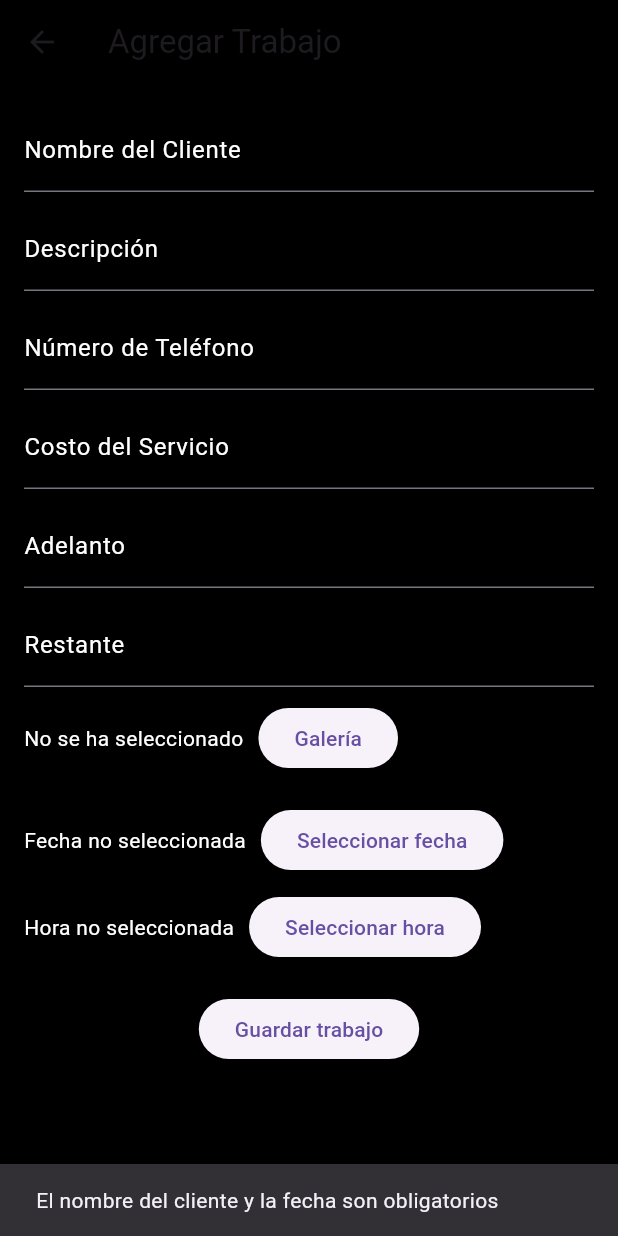
After one commit to arlettearenas/watchwiz, a Flutter app: the AddEventScreen screen opened directly, after a tap on "Guardar trabajo", on a phone screen of 412 x 824 dp. The commit adds this screen. Run offline on Flutter 3.47's test engine with Material 3 defaults, Android fonts, the phone set to English and light mode, and no system bars; our stand-ins replace cloud_firestore, firebase_auth, firebase_core, image_picker, permission_handler, table_calendar; accounts and stored records are empty.

Commit message:
Añadiendo trabajos

```diff
--- /dev/null
+++ b/lib/Login_Signup/Screen/add_event.dart
@@ -0,0 +1,244 @@
+import 'dart:io';
+
+import 'package:cloud_firestore/cloud_firestore.dart';
+import 'package:flutter/material.dart';
+import 'package:image_picker/image_picker.dart';
+import 'package:intl/intl.dart';
+import 'package:permission_handler/permission_handler.dart';
+
+class AddEventScreen extends StatefulWidget {
+  const AddEventScreen({super.key});
+
+  @override
+  _AddEventScreenState createState() => _AddEventScreenState();
+}
+
+class _AddEventScreenState extends State<AddEventScreen> {
+  final TextEditingController _clientNameController = TextEditingController();
+  final TextEditingController _descriptionController = TextEditingController();
+  final TextEditingController _phoneNumberController = TextEditingController();
+  final TextEditingController _serviceCostController = TextEditingController();
+  final TextEditingController _advanceController = TextEditingController();
+  final TextEditingController _remainingController = TextEditingController();
+
+  File? _selectedImage;
+  DateTime? _selectedDate;
+  TimeOfDay? _selectedTime;
+
+  // Método para seleccionar la fecha
+  Future<void> _selectDate(BuildContext context) async {
+    final DateTime? picked = await showDatePicker(
+      context: context,
+      initialDate: DateTime.now(),
+      firstDate: DateTime(2020),
+      lastDate: DateTime(2030),
+    );
+    if (picked != null && picked != _selectedDate) {
+      setState(() {
+        _selectedDate = picked;
+      });
+    }
+  }
+
+  // Método para seleccionar la hora
+  Future<void> _selectTime(BuildContext context) async {
+    final TimeOfDay? picked = await showTimePicker(
+      context: context,
+      initialTime: TimeOfDay.now(),
+    );
+    if (picked != null && picked != _selectedTime) {
+      setState(() {
+        _selectedTime = picked;
+      });
+    }
+  }
+
+  // Método para seleccionar una imagen desde la galería
+  Future<void> _pickImage() async {
+    final picker = ImagePicker();
+    final pickedFile = await picker.pickImage(source: ImageSource.gallery);
+
+    if (pickedFile != null) {
+      setState(() {
+        _selectedImage = File(pickedFile.path);
+      });
+    } else {
+      // Opcional: Mostrar mensaje si no se seleccionó ninguna imagen
+      print('No se seleccionó ninguna imagen');
+    }
+  }
+
+  @override
+  void initState() {
+    super.initState();
+    _requestStoragePermission();
+  }
+
+  Future<void> _requestStoragePermission() async {
+    await Permission.photos.request();
+    await Permission.storage.request();
+  }
+
+  // Método para guardar el evento en Firestore
+  Future<void> _saveEvent() async {
+    if (_clientNameController.text.isEmpty || _selectedDate == null) {
+      ScaffoldMessenger.of(context).showSnackBar(
+        const SnackBar(
+            content: Text('El nombre del cliente y la fecha son obligatorios')),
+      );
+      return;
+    }
+
+    String formattedDate = DateFormat('yyyy-MM-dd').format(_selectedDate!);
+    String formattedTime = _selectedTime != null
+        ? _selectedTime!.format(context)
+        : 'Hora no especificada';
+
+    await FirebaseFirestore.instance.collection('trabajos').add({
+      'client_name': _clientNameController.text,
+      'description': _descriptionController.text,
+      'phone_number': _phoneNumberController.text,
+      'service_cost': int.tryParse(_serviceCostController.text) ?? 0,
+      'advance': int.tryParse(_advanceController.text) ?? 0,
+      'remaining': int.tryParse(_remainingController.text) ?? 0,
+      'photo_path':
+          _selectedImage?.path ?? '', // Ruta de la imagen en el dispositivo
+      'date': formattedDate,
+      'time': formattedTime,
+    });
+
+    Navigator.pop(context);
+  }
+
+  @override
+  Widget build(BuildContext context) {
+    return Scaffold(
+      appBar: AppBar(
+        title: const Text('Agregar Trabajo'),
+        backgroundColor: Colors.black,
+      ),
+      backgroundColor: Colors.black,
+      body: Padding(
+        padding: const EdgeInsets.all(16.0),
+        child: SingleChildScrollView(
+          child: Column(
+            crossAxisAlignment: CrossAxisAlignment.start,
+            children: [
+              TextField(
+                controller: _clientNameController,
+                decoration: const InputDecoration(
+                  labelText: 'Nombre del Cliente',
+                  labelStyle: TextStyle(color: Colors.white),
+                ),
+                style: const TextStyle(color: Colors.white),
+              ),
+              const SizedBox(height: 10),
+              TextField(
+                controller: _descriptionController,
+                decoration: const InputDecoration(
+                  labelText: 'Descripción',
+                  labelStyle: TextStyle(color: Colors.white),
+                ),
+                style: const TextStyle(color: Colors.white),
+              ),
+              const SizedBox(height: 10),
+              TextField(
+                controller: _phoneNumberController,
+                decoration: const InputDecoration(
+                  labelText: 'Número de Teléfono',
+                  labelStyle: TextStyle(color: Colors.white),
+                ),
+                style: const TextStyle(color: Colors.white),
+              ),
+              const SizedBox(height: 10),
+              TextField(
+                controller: _serviceCostController,
+                decoration: const InputDecoration(
+                  labelText: 'Costo del Servicio',
+                  labelStyle: TextStyle(color: Colors.white),
+                ),
+                style: const TextStyle(color: Colors.white),
+                keyboardType: TextInputType.number,
+              ),
+              const SizedBox(height: 10),
+              TextField(
+                controller: _advanceController,
+                decoration: const InputDecoration(
+                  labelText: 'Adelanto',
+                  labelStyle: TextStyle(color: Colors.white),
+                ),
+                style: const TextStyle(color: Colors.white),
+                keyboardType: TextInputType.number,
+              ),
+              const SizedBox(height: 10),
+              TextField(
+                controller: _remainingController,
+                decoration: const InputDecoration(
+                  labelText: 'Restante',
+                  labelStyle: TextStyle(color: Colors.white),
+                ),
+                style: const TextStyle(color: Colors.white),
+                keyboardType: TextInputType.number,
+              ),
+              const SizedBox(height: 10),
+              Row(
+                children: [
+                  _selectedImage != null
+                      ? Image.file(_selectedImage!, width: 100, height: 100)
+                      : const Text(
+                          'No se ha seleccionado',
+                          style: TextStyle(color: Colors.white),
+                        ),
+                  const SizedBox(width: 10),
+                  ElevatedButton(
+                    onPressed: _pickImage,
+                    child: const Text('Galería'),
+                  ),
+                ],
+              ),
+              const SizedBox(height: 20),
+              Row(
+                children: [
+                  Text(
+                    _selectedDate == null
+                        ? 'Fecha no seleccionada'
+                        : 'Fecha: ${DateFormat('yyyy-MM-dd').format(_selectedDate!)}',
+                    style: const TextStyle(color: Colors.white),
+                  ),
+                  const SizedBox(width: 10),
+                  ElevatedButton(
+                    onPressed: () => _selectDate(context),
+                    child: const Text('Seleccionar fecha'),
+                  ),
+                ],
+              ),
+              const SizedBox(height: 10),
+              Row(
+                children: [
+                  Text(
+                    _selectedTime == null
+                        ? 'Hora no seleccionada'
+                        : 'Hora: ${_selectedTime!.format(context)}',
+                    style: const TextStyle(color: Colors.white),
+                  ),
+                  const SizedBox(width: 10),
+                  ElevatedButton(
+                    onPressed: () => _selectTime(context),
+                    child: const Text('Seleccionar hora'),
+                  ),
+                ],
+              ),
+              const SizedBox(height: 20),
+              Center(
+                child: ElevatedButton(
+                  onPressed: _saveEvent,
+                  child: const Text('Guardar trabajo'),
+                ),
+              ),
+            ],
+          ),
+        ),
+      ),
+    );
+  }
+}
--- a/lib/Login_Signup/Screen/tablebasic.dart
+++ b/lib/Login_Signup/Screen/tablebasic.dart
@@ -1,6 +1,7 @@
 import 'package:cloud_firestore/cloud_firestore.dart';
 import 'package:flutter/material.dart';
 import 'package:table_calendar/table_calendar.dart';
+import 'package:watchwiz/Login_Signup/Screen/add_event.dart';
 import 'package:watchwiz/Login_Signup/Screen/custom_app_bar.dart';
 import 'package:watchwiz/Login_Signup/Screen/custom_bottom_nav.dart';
 
@@ -82,7 +83,8 @@ class _TableBasicsExampleState extends State<TableBasicsExample> {
                 formatButtonVisible: false,
                 titleTextStyle: TextStyle(color: Colors.white),
                 leftChevronIcon: Icon(Icons.chevron_left, color: Colors.white),
-              rightChevronIcon: Icon(Icons.chevron_right, color: Colors.white),
+                rightChevronIcon:
+                    Icon(Icons.chevron_right, color: Colors.white),
               ),
             ),
             const SizedBox(height: 10),
@@ -120,6 +122,16 @@ class _TableBasicsExampleState extends State<TableBasicsExample> {
             )
           ],
         ),
+        floatingActionButton: FloatingActionButton(
+          onPressed: () {
+            // Navega a la nueva pantalla (añadir)
+            Navigator.push(
+              context,
+              MaterialPageRoute(builder: (context) => const AddEventScreen()),
             );
+          }, // Icono de añadir "+"
+          backgroundColor: Colors.blue,
+          child: const Icon(Icons.add),
+        ));
   }
 }
--- a/pubspec.yaml
+++ b/pubspec.yaml
@@ -14,6 +14,10 @@ dependencies:
   firebase_auth: ^5.3.1
   table_calendar: ^3.1.2
   syncfusion_flutter_calendar: ^27.1.58
+  image_picker: ^0.8.7+3
+  firebase_storage: ^12.3.4
+  intl: ^0.19.0
+  permission_handler: ^11.3.1
 
 dev_dependencies:
   flutter_test:
```
Also changed, not shown: pubspec.lock, 6 other files. Lines whose indentation alone changed are shown as unchanged.
